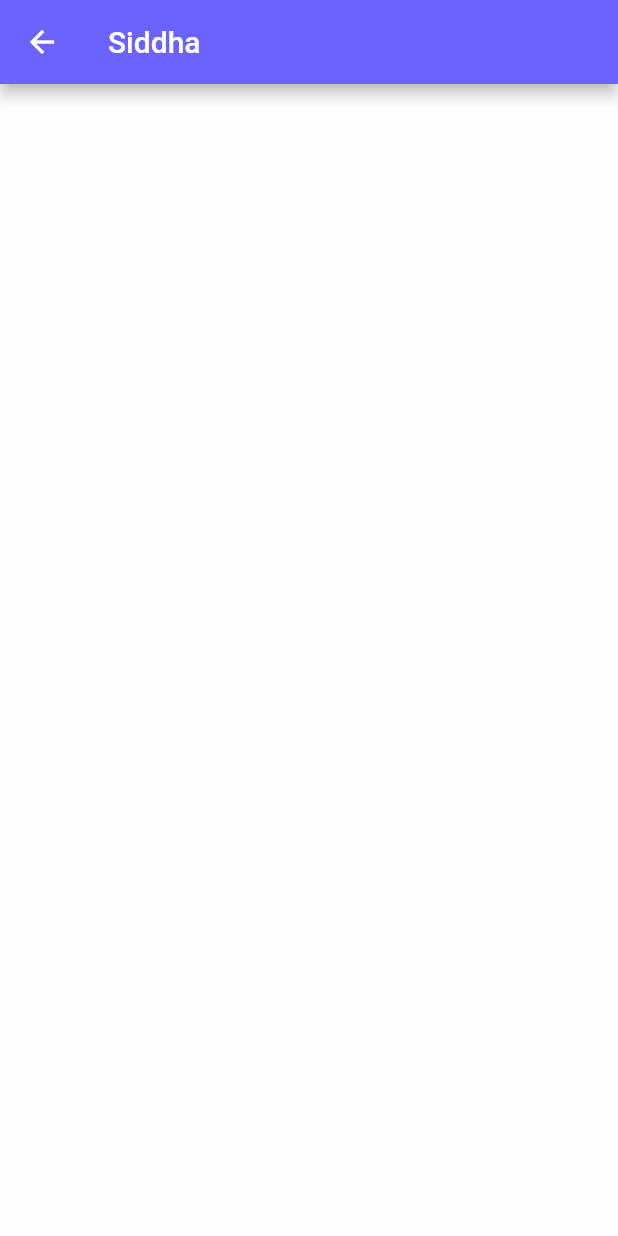
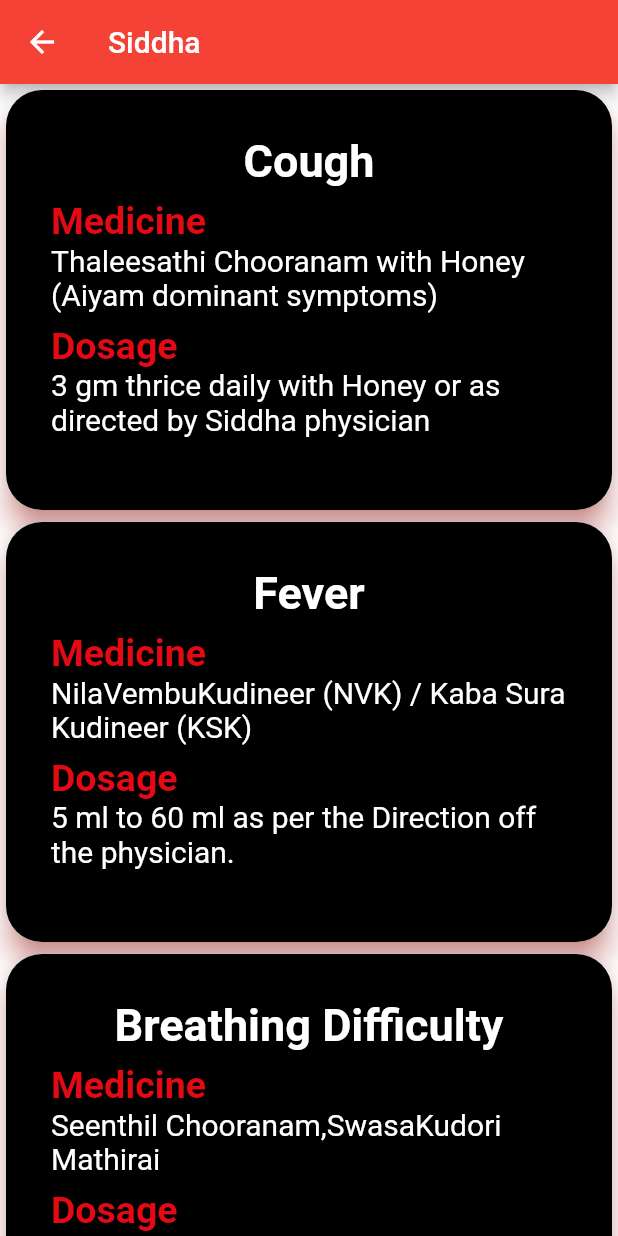
Before and after one commit to iamJana/Covidcare, a Flutter app: the Siddha screen opened directly, on a phone screen of 412 x 824 dp. Run offline on Flutter 3.47's test engine with Material 2 defaults, Android fonts, the phone set to English and light mode, and no system bars.

Commit message:
Siddha container update

```diff
--- a/lib/siddha.dart
+++ b/lib/siddha.dart
@@ -5,13 +5,109 @@ class Siddha extends StatefulWidget {
   _SiddhaState createState() => _SiddhaState();
 }
 
+String tit;
+String medicine;
+String dose;
+
 class _SiddhaState extends State<Siddha> {
   @override
   Widget build(BuildContext context) {
     return Scaffold(
-      appBar: AppBar(title: Text('Siddha'),
-      backgroundColor: Color(0xff6c63ff),
+      appBar: AppBar(
+        title: Text('Siddha'),
+        backgroundColor: Colors.red,
+      ),
+      body: SingleChildScrollView(
+        child: Column(
+          children: [
+            buildColoredCard(
+                'Cough',
+                'Thaleesathi Chooranam with Honey (Aiyam dominant symptoms)',
+                '3 gm thrice daily with Honey or as directed by Siddha physician'),
+            buildColoredCard(
+                'Fever',
+                'NilaVembuKudineer (NVK) / Kaba Sura Kudineer (KSK)',
+                '5 ml to 60 ml as per the Direction off the physician.'),
+            buildColoredCard(
+                'Breathing Difficulty',
+                'Seenthil Chooranam,SwasaKudori Mathirai',
+                '1-2 gm twice daily for 15 days,1-2 Nos twice daily for 15 days'),
+            buildColoredCard(
+                'Sore throat',
+                'Thaleesathi Chooranam with Honey (Aiyam dominant symptoms)',
+                'Chew 1-2 pills as required or as directed by Siddha physician'),
+          ],
+        ),
       ),
     );
   }
 }
+
+Widget buildColoredCard(tit, medicine, dose) => Card(
+      shadowColor: Colors.red,
+      elevation: 8,
+      clipBehavior: Clip.antiAlias,
+      shape: RoundedRectangleBorder(
+        borderRadius: BorderRadius.circular(24),
+      ),
+      child: Container(
+        height: 280,
+        width: double.maxFinite,
+        decoration: BoxDecoration(
+          gradient: LinearGradient(
+            colors: [Colors.black, Colors.black],
+            begin: Alignment.topCenter,
+            end: Alignment.bottomCenter,
+          ),
+        ),
+        padding: EdgeInsets.all(30),
+        child: Column(
+          crossAxisAlignment: CrossAxisAlignment.start,
+          children: [
+            Center(
+              child: Text(
+                tit,
+                style: TextStyle(
+                  fontSize: 30,
+                  color: Colors.white,
+                  fontWeight: FontWeight.bold,
+                ),
+              ),
+            ),
+            const SizedBox(height: 4),
+            const SizedBox(height: 4),
+            Text(
+              'Medicine',
+              style: TextStyle(
+                  fontSize: 25,
+                  color: Color(0xffE50914),
+                  fontWeight: FontWeight.bold),
+            ),
+            Text(
+              medicine,
+              style: TextStyle(
+                fontSize: 20,
+                color: Colors.white,
+              ),
+            ),
+            const SizedBox(height: 4),
+            const SizedBox(height: 4),
+            Text(
+              'Dosage',
+              style: TextStyle(
+                  fontSize: 25,
+                  color: Color(0xffE50914),
+                  fontWeight: FontWeight.bold),
+            ),
+            Text(
+              dose,
+              style: TextStyle(
+                fontSize: 20,
+                // #E50914
+                color: Colors.white,
+              ),
+            ),
+          ],
+        ),
+      ),
+    );
```
